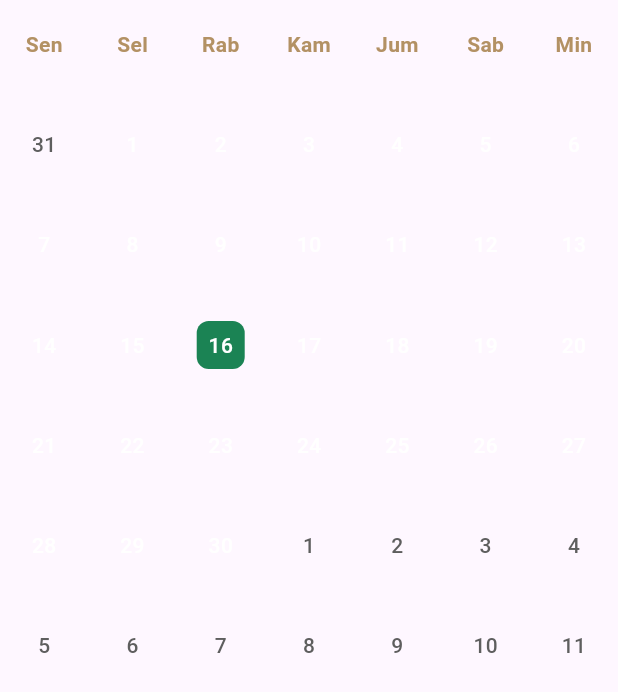
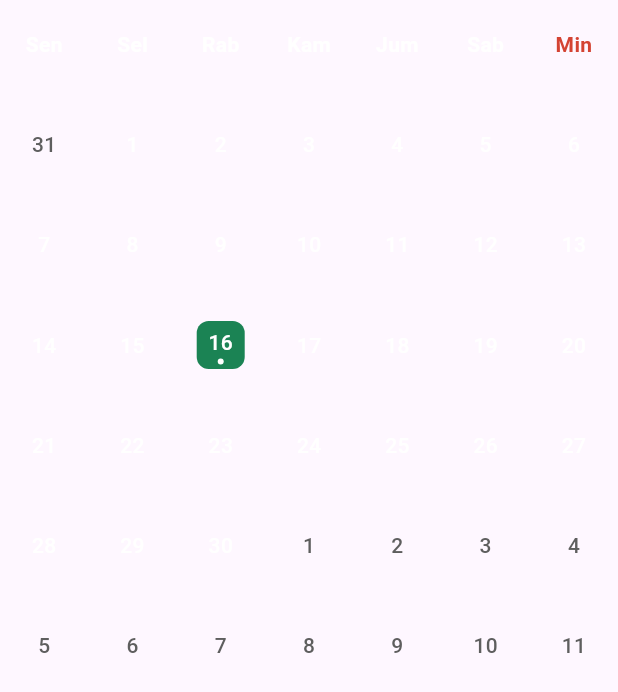
Before and after one commit to adampermana/shahaba_santri_mobile, a Flutter app: the CalendarGrid widget shown alone on an empty page, opened directly with empty values, on a phone screen of 412 x 824 dp. Shown: the top 692 px of the screen. Run offline on Flutter 3.47's test engine with Material 3 defaults, Android fonts, the phone set to English and light mode, and no system bars; our stand-ins replace connectivity_plus, dartz, device_info_plus, dio, firebase_core, firebase_messaging and 19 more; missing offline and left inert: alarm; accounts and stored records are empty; generated files the repository leaves out were written again; network calls fail; statements that could not run were skipped.

Commit message:
refactor: Update calendar UI components for improved styling and consistency

```diff
--- a/lib/presentation/screens/home/calendar/calendar_screen.dart
+++ b/lib/presentation/screens/home/calendar/calendar_screen.dart
@@ -83,10 +83,10 @@
                   child: Container(
                     padding: const EdgeInsets.all(16),
                     decoration: ShapeDecoration(
-                      color: Colors.white.withValues(alpha: 0.10),
+                      color: Colors.white.withValues(alpha: 0.16),
                       shape: RoundedRectangleBorder(
                         side: const BorderSide(
-                          color: Color(0x33E8E8E8),
+                          color: Color(0x28E8E8E8),
                         ),
                         borderRadius: BorderRadius.circular(16),
                       ),
--- a/lib/presentation/screens/home/calendar/widgets/calendar_grid.dart
+++ b/lib/presentation/screens/home/calendar/widgets/calendar_grid.dart
@@ -41,15 +41,17 @@
     }
 
     // Day name headers
-    for (final name in _dayNames) {
+    for (var i = 0; i < _dayNames.length; i++) {
+      final name = _dayNames[i];
+      final isSunday = i == 6;
       cells.add(
         Center(
           child: Text(
             name,
-            style: const TextStyle(
+            style: TextStyle(
               fontSize: 14,
               fontWeight: FontWeight.w700,
-              color: Color(0xffB39164),
+              color: isSunday ? const Color(0xFFD44333) : ColorPalette.kWhite,
             ),
           ),
         ),
@@ -138,13 +140,43 @@
                   : Colors.transparent,
               borderRadius: BorderRadius.circular(8),
             ),
-            alignment: Alignment.center,
+            child: isSelected
+                ? Stack(
+                    alignment: Alignment.topCenter,
+                    children: [
+                      Padding(
+                        padding: const EdgeInsets.only(top: 4),
                         child: Text(
                           '$day',
-              style: TextStyle(
+                          textAlign: TextAlign.center,
+                          style: const TextStyle(
+                            color: Colors.white,
                             fontSize: 14,
                             fontWeight: FontWeight.w500,
-                color: isSelected ? ColorPalette.kWhite : ColorPalette.kWhite,
+                          ),
+                        ),
+                      ),
+                      Positioned(
+                        bottom: 3,
+                        child: Container(
+                          width: 4,
+                          height: 4,
+                          decoration: const BoxDecoration(
+                            color: Colors.white,
+                            shape: BoxShape.circle,
+                          ),
+                        ),
+                      ),
+                    ],
+                  )
+                : Center(
+                    child: Text(
+                      '$day',
+                      style: const TextStyle(
+                        fontSize: 14,
+                        fontWeight: FontWeight.w500,
+                        color: ColorPalette.kWhite,
+                      ),
                     ),
                   ),
           ),
@@ -158,16 +190,7 @@
                 shape: BoxShape.circle,
               ),
             ),
-          if (hasEvent && isSelected)
-            Container(
-              margin: const EdgeInsets.only(top: 2),
-              width: 4,
-              height: 4,
-              decoration: const BoxDecoration(
-                color: ColorPalette.kWhite,
-                shape: BoxShape.circle,
-              ),
-            ),
+          if (hasEvent && isSelected) const SizedBox(height: 6),
         ],
       ),
     );
```
Also changed, not shown: lib/bootstrap.dart (+5 -5 lines), lib/presentation/screens/home/calendar/widgets/calendar_nav_header.dart (+10 -6 lines). Lines whose indentation alone changed are shown as unchanged.
